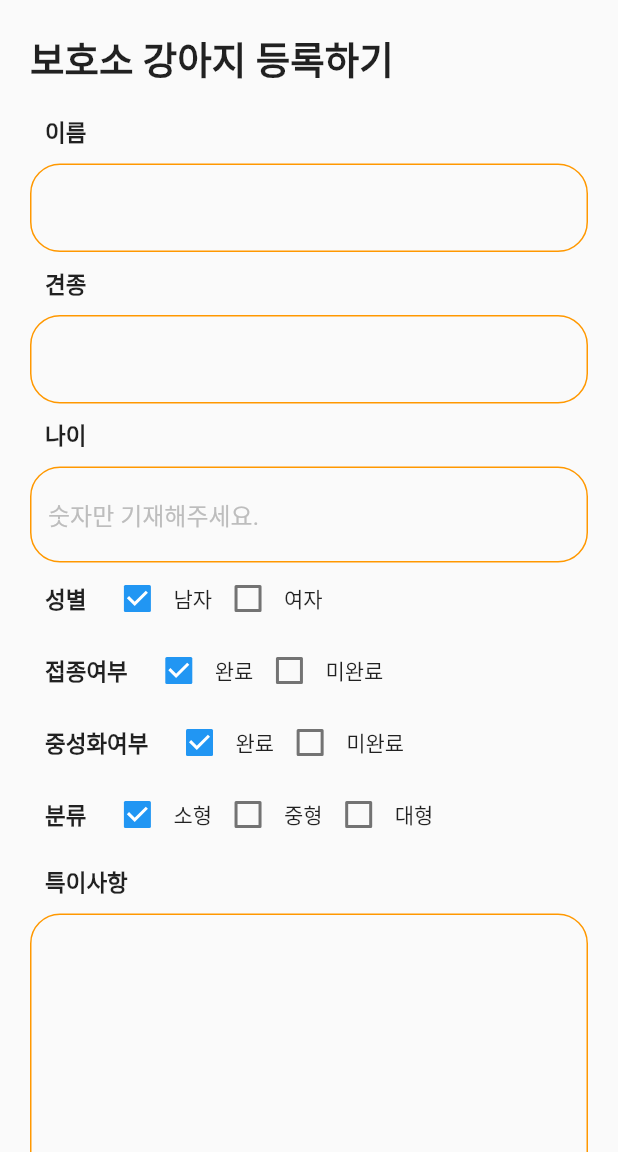
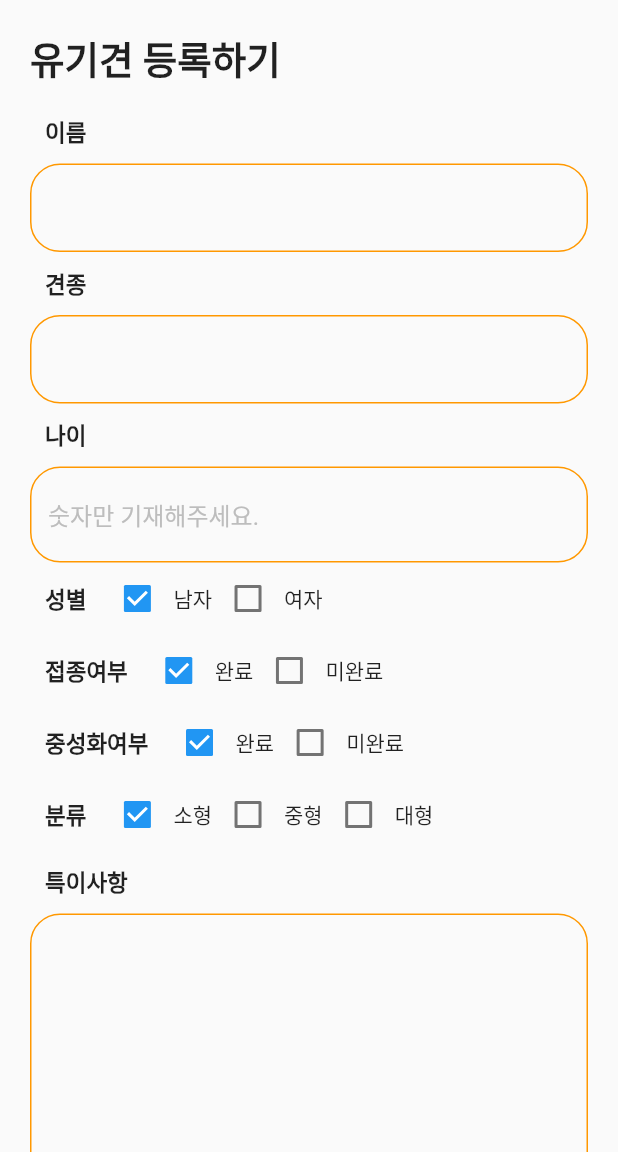
Before and after one commit to TaeBbong/My-Guardian-Flutter, a Flutter app: the screen it shows after launch, item 3 of the bottom bar chosen, after a tap on "등록", on a phone screen of 412 x 824 dp, the part 84-1236 px from its top. Run offline on Flutter 3.47's test engine with Material 2 defaults, Android fonts, the phone set to English and light mode, and no system bars; our stand-ins replace carousel_slider.

Commit message:
Edit Search function for shelter

```diff
--- a/lib/screen_shelter.dart
+++ b/lib/screen_shelter.dart
@@ -1,9 +1,9 @@
 import 'package:flutter/material.dart';
 import 'package:my_guardian/form_dog.dart';
+import 'package:my_guardian/model_guard.dart';
 import 'package:my_guardian/screen_detail.dart';
 import 'package:my_guardian/widget_card.dart';
 import 'package:my_guardian/model_dog.dart';
-import 'package:my_guardian/model_guard.dart';
 
 class ShelterScreen extends StatefulWidget {
   _ShelterScreenState createState() => _ShelterScreenState();
@@ -21,12 +21,12 @@ class _ShelterScreenState extends State<ShelterScreen> {
       imageName: 'images/dog1.png',
       vac: '완료',
       mid: '완료',
-      spec: '안녕하세요\n반갑습니다.\n우리 강아지 귀엽죠? 저도 알아요',
+      spec: '안녕하세요안녕하세요안녕하세요\n반갑습니다안녕하세요.\n우리 강아지 귀엽죠? 저도 알아요',
       guard: User(userName: 'Guinness', score: 90, type: '보호소'),
     ),
     Dog(
       index: 1,
-      name: '휴지',
+      name: '댕댕이',
       type: '요크셔테리어',
       sex: '남자',
       age: '3살',
@@ -51,7 +51,7 @@ class _ShelterScreenState extends State<ShelterScreen> {
   ];
   String _searchText = "";
 
-  _HouseScreenState() {
+  _ShelterScreenState() {
     _filter.addListener(() {
       setState(() {
         _searchText = _filter.text;
@@ -67,14 +67,17 @@ class _ShelterScreenState extends State<ShelterScreen> {
             '견종: ' + dog.type + ' / 성별: ' + dog.sex + ' / 나이: ' + dog.age,
         imageName: dog.imageName,
         width: 500,
-          index: dog.index),
+        index: dog.index,
+      ),
       onTap: () {
         Navigator.push(
           context,
           MaterialPageRoute(
             builder: (context) => DetailScreen(
               dog: dog,
-                    )));
+            ),
+          ),
+        );
       },
     );
   }
@@ -166,6 +169,6 @@ class _ShelterScreenState extends State<ShelterScreen> {
 
   void _addButtonClicked() {
     Navigator.push(
-        context, MaterialPageRoute(builder: (context) => DogForm('보호소 강아지')));
+        context, MaterialPageRoute(builder: (context) => DogForm('유기견')));
   }
 }
```
Lines whose indentation alone changed are shown as unchanged.
